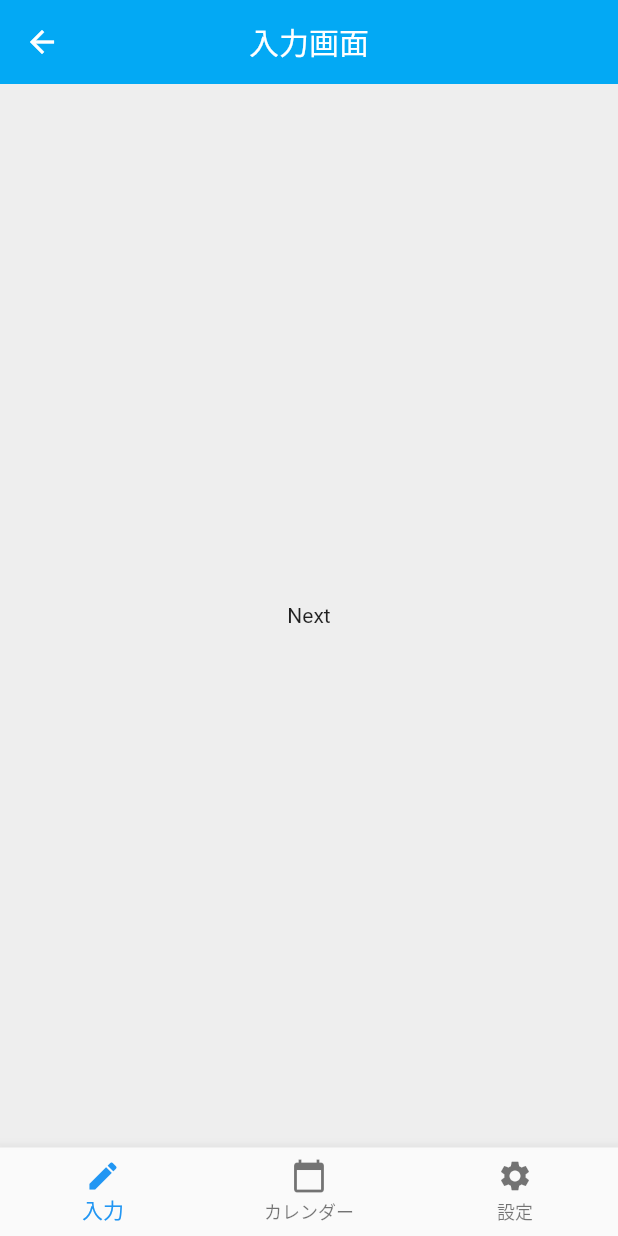
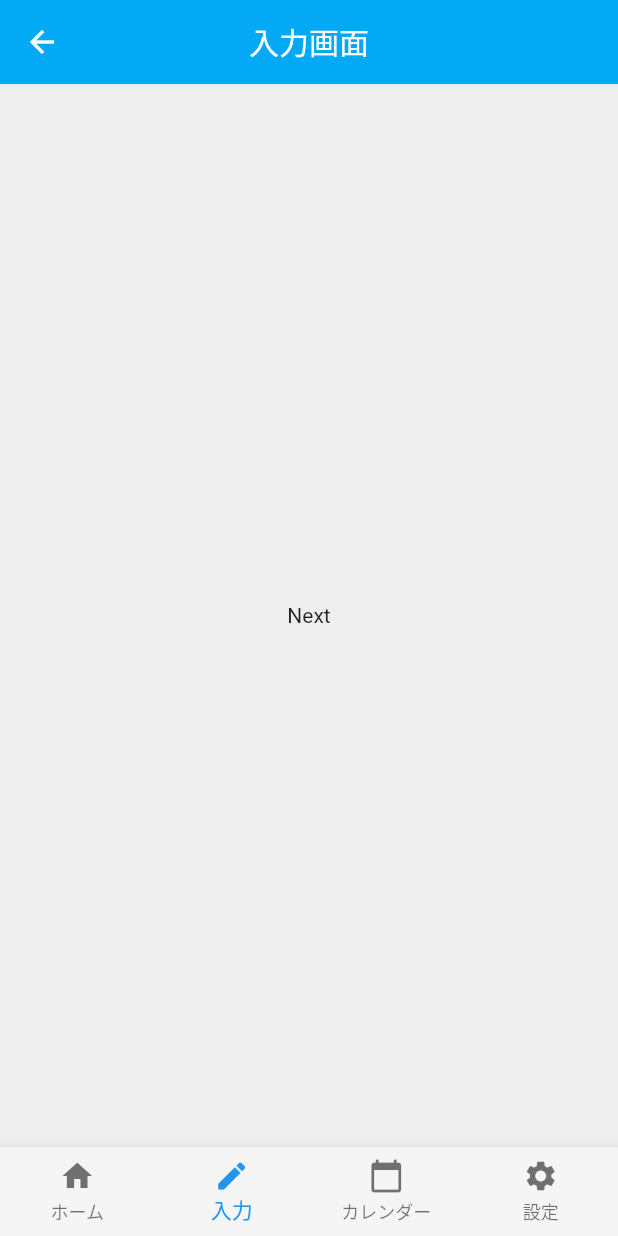
Before and after one commit to kouyoumikan/HappySavings_app, a Flutter app: the Create screen opened by its route, on a phone screen of 412 x 824 dp. Run offline on Flutter 3.47's test engine with Material 2 defaults, Android fonts, the phone set to English and light mode, and no system bars.

Commit message:
下部ナビゲーションバーのスタイル設定を追加

```diff
--- a/happy_savings/lib/screens/create/create.dart
+++ b/happy_savings/lib/screens/create/create.dart
@@ -19,11 +19,27 @@ class _CreateState extends State<Create> {
       body: Center(
         child: Text('Next'),
       ),
+      // 下部ナビゲーションバーのスタイル指定
+      bottomNavigationBar: new Theme(
+        data: Theme.of(context).copyWith(
+            // 下部ナビゲーションバーの背景色
+            canvasColor: Colors.grey[100],
+            // 下部ナビゲーションバーのアイコンの色設定
+            primaryColor: Colors.blue, // アイコンの色をハイライト表示
+            textTheme: Theme.of(context)
+                .textTheme
+                // 未選択のアイコンの色
+                .copyWith(caption: new TextStyle(color: Colors.grey))),
         // 下部ナビゲーションバーでスクロール
-      bottomNavigationBar: BottomNavigationBar(
-        currentIndex: 0, // アイコンの色をハイライト表示
+        child: new BottomNavigationBar(
+            type: BottomNavigationBarType.fixed,
+            currentIndex: 1, // 現在選択しているアイコンの色をハイライト表示
             items: [
               // BottomNavigationBarItemに表示するリスト
+              BottomNavigationBarItem(
+                icon: Icon(Icons.home),
+                title: Text("ホーム"),
+              ),
               BottomNavigationBarItem(
                 icon: Icon(Icons.create),
                 title: Text("入力"),
@@ -37,25 +53,20 @@ class _CreateState extends State<Create> {
                 title: Text("設定"),
               ),
             ],
-        // ナビゲーションバーのアイコンをタップしたときの処理
             onTap: (int index) {
-          setState(
-            () {
-              // _navIndex = index;
-              // _label = _titles[index];
               print(index); // デバッグ用に出力（タップされたボタンによって数値がかわる）
               if (index == 0) {
                 // First Icon が押されたときは前の画面に戻る
                 // Navigator.of(context).pop();
-                // Navigator.of(context).pushNamed("/create");
+                Navigator.of(context).pushNamed("/");
               } else if (index == 1) {
+                Navigator.of(context).pushNamed("/create");
+              } else if (index == 2) {
                 Navigator.of(context).pushNamed("/calendar");
-              } else if (index == 2) {
+              } else if (index == 3) {
                 Navigator.of(context).pushNamed("/setting");
               }
-            },
-          );
-        },
+            }),
       ),
     );
   }
```
Also changed, not shown: happy_savings/lib/main.dart (+79 -14 lines), happy_savings/lib/screens/calendar/calendar.dart (+24 -13 lines), happy_savings/lib/screens/setting/setting.dart (+26 -15 lines), 1 other file. Lines whose indentation alone changed are shown as unchanged.
